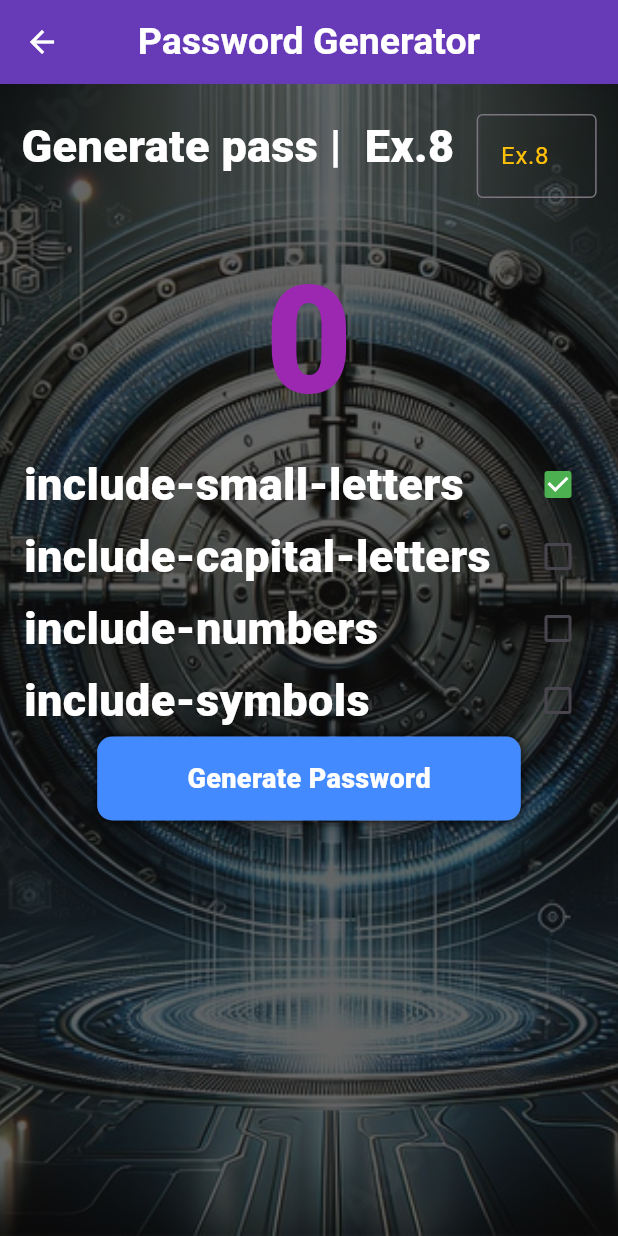
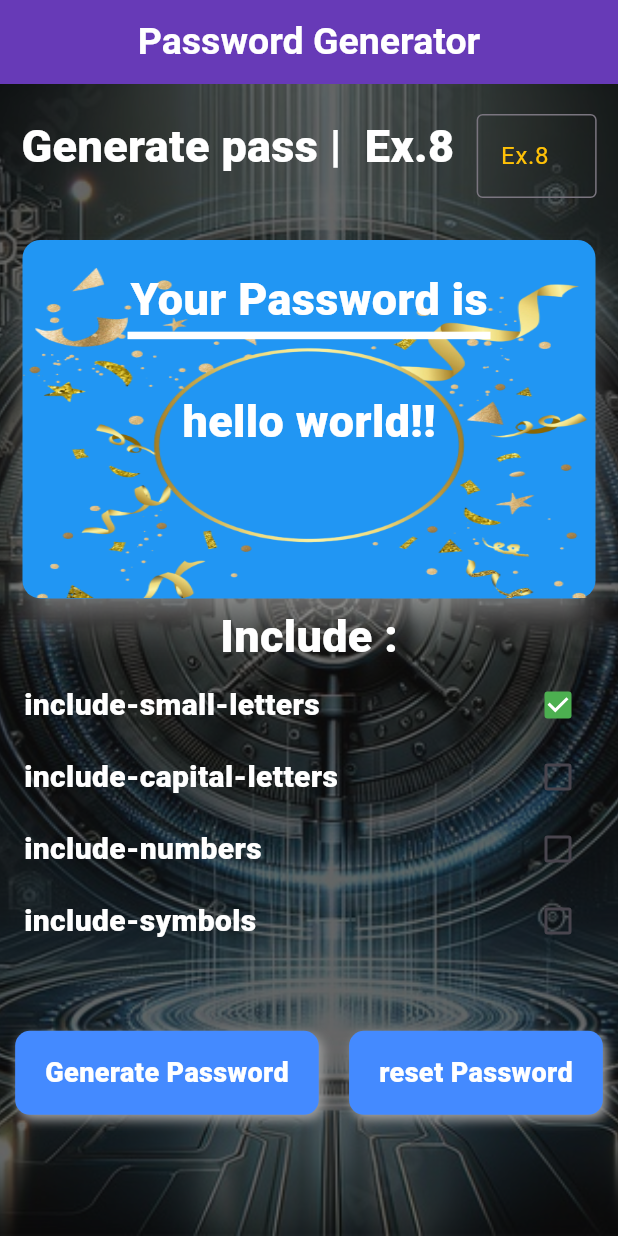
Before and after one commit to GaneshTamang/password_generator_app_flutter, a Flutter app: the PasswordGeneratorPage screen opened directly, on a phone screen of 412 x 824 dp. Run offline on Flutter 3.47's test engine with Material 3 defaults, Android fonts, the phone set to English and light mode, and no system bars.

Commit message:
added password card (#3)

```diff
--- a/lib/k_constants.dart
+++ b/lib/c_constants.dart
@@ -1,13 +1,13 @@
 import 'package:flutter/material.dart';
 
 // ! header text styles
-TextStyle kHeadingTextStyle = TextStyle(
+TextStyle cHeadingTextStyle = TextStyle(
   fontSize: 30,
   fontWeight: FontWeight.w800,
   color: Colors.white,
 );
 // ! input decoration for passwod length
-InputDecoration kTextFieldDecoration = InputDecoration(
+InputDecoration cTextFieldDecoration = InputDecoration(
   border: OutlineInputBorder(
     borderSide: BorderSide(
       color: Colors.white, // Set the border color here
@@ -25,7 +25,7 @@ InputDecoration kTextFieldDecoration = InputDecoration(
     color: Colors.amber, // Label text color
   ),
 );
-InputDecoration kTextFormFieldDecoration = InputDecoration(
+InputDecoration cTextFormFieldDecoration = InputDecoration(
   labelText: 'Enter ID Name',
   hintText: 'abc@xyz.com',
   border: OutlineInputBorder(), // Adds a border around the field
--- a/lib/custom_widgets/check_box_list_for_setting.dart
+++ b/lib/custom_widgets/check_box_list_for_setting.dart
@@ -1,5 +1,5 @@
 import 'package:flutter/material.dart';
-import 'package:password_generator_app/k_constants.dart';
+import 'package:password_generator_app/c_constants.dart';
 import 'package:password_generator_app/providers/form_literals_value.dart';
 import 'package:provider/provider.dart';
 
@@ -12,9 +12,22 @@ class CheckBoxListForSetting extends StatelessWidget {
   Widget build(BuildContext context) {
     // for loop according to map entries and create check box tile
 
-    return Column(
-      children:
-          context.watch<FormLiteralsValues>().getPasswordOptions.entries.map(
+    return SizedBox(
+      height: MediaQuery.of(context).size.height / 1000 * 345,
+      width: MediaQuery.of(context).size.width,
+      child: Column(
+        children: [
+          Text(
+            "Include :",
+            textAlign: TextAlign.left,
+            style: cHeadingTextStyle,
+          ),
+          Column(
+            children: context
+                .watch<FormLiteralsValues>()
+                .getPasswordOptions
+                .entries
+                .map(
               (mapEntry) {
                 return Padding(
                   padding: const EdgeInsets.symmetric(horizontal: 16.0),
@@ -23,7 +36,7 @@ class CheckBoxListForSetting extends StatelessWidget {
                     children: [
                       Text(
                         mapEntry.key,
-                  style: kHeadingTextStyle,
+                        style: cHeadingTextStyle.copyWith(fontSize: 20),
                       ),
                       Checkbox(
                         checkColor: Colors.white,
@@ -32,14 +45,18 @@ class CheckBoxListForSetting extends StatelessWidget {
                         onChanged: (changedValue) {
                           context
                               .read<FormLiteralsValues>()
-                        .changePasswordSetting(mapEntry.key, changedValue!);
+                              .changePasswordSetting(
+                                  mapEntry.key, changedValue!);
                         },
-                )
+                      ),
                     ],
                   ),
                 );
               },
             ).toList(),
+          )
+        ],
+      ),
     );
   }
 }
--- a/lib/custom_widgets/themed_button.dart
+++ b/lib/custom_widgets/themed_button.dart
@@ -20,14 +20,15 @@ class ThemedButoon extends StatelessWidget {
           color: Colors.blueAccent,
           boxShadow: [
             BoxShadow(
-                offset: Offset(0, 0),
+                offset: Offset(2.5, 3),
                 blurRadius: 5,
-                blurStyle: BlurStyle.outer),
+                blurStyle: BlurStyle.normal,
+                color: Colors.grey),
           ],
         ),
         child: Padding(
           padding: const EdgeInsets.symmetric(
-            horizontal: 60,
+            horizontal: 20,
             vertical: 15,
           ),
           child: Text(
--- /dev/null
+++ b/lib/custom_widgets/themed_card_for_pass.dart
@@ -0,0 +1,62 @@
+import 'package:flutter/material.dart';
+import 'package:password_generator_app/c_constants.dart';
+
+class ThemedCardForPass extends StatelessWidget {
+  const ThemedCardForPass({super.key});
+
+  @override
+  Widget build(BuildContext context) {
+    double cardHeight = MediaQuery.of(context).size.height / 1000 * 290;
+    double cardWidth = MediaQuery.of(context).size.width - 30;
+
+    return Card(
+      color: Colors.blue,
+      elevation: 10,
+      shadowColor: Colors.white,
+      child: Stack(
+        children: [
+          Positioned(
+            top: MediaQuery.of(context).size.height / 1000 * 21,
+            child: SizedBox(
+              height: cardHeight,
+              width: cardWidth,
+              child: Image.asset(
+                'images/celebration.png',
+                fit: BoxFit.fill,
+              ),
+            ),
+          ),
+          SizedBox(
+            height: cardHeight,
+            width: cardWidth,
+            child: Column(
+              mainAxisAlignment: MainAxisAlignment.start,
+              children: [
+                SizedBox(
+                  height: MediaQuery.of(context).size.height / 1000 * 22,
+                ),
+                Text(
+                  'Your Password is',
+                  style: cHeadingTextStyle,
+                ),
+                Container(
+                  height: 5,
+                  color: Colors.white,
+                  width: cardWidth - 140,
+                ),
+                SizedBox(
+                  height: MediaQuery.of(context).size.height / 1000 * 40,
+                ),
+                Text(
+                  'hello world!!',
+                  style: cHeadingTextStyle,
+                  // textAlign: TextAlign.center,
+                ),
+              ],
+            ),
+          ),
+        ],
+      ),
+    );
+  }
+}
--- a/lib/custom_widgets/themed_pass_generator_app_body.dart
+++ b/lib/custom_widgets/themed_pass_generator_app_body.dart
@@ -1,8 +1,9 @@
 import 'package:flutter/material.dart';
 import 'package:password_generator_app/custom_widgets/check_box_list_for_setting.dart';
 import 'package:password_generator_app/custom_widgets/themed_button.dart';
+import 'package:password_generator_app/custom_widgets/themed_card_for_pass.dart';
 // import 'package:password_generator_app/screens/second_page.dart';
-import 'package:password_generator_app/k_constants.dart';
+import 'package:password_generator_app/c_constants.dart';
 import 'package:password_generator_app/providers/form_literals_value.dart';
 import 'package:provider/provider.dart';
 
@@ -11,6 +12,7 @@ class ThemedPassGeneratorAppBody extends StatelessWidget {
 
   @override
   Widget build(BuildContext context) {
+    bool value = true;
     return GestureDetector(
       onTap: () {
         FocusScope.of(context).unfocus(); // Dismiss keyboard
@@ -20,6 +22,7 @@ class ThemedPassGeneratorAppBody extends StatelessWidget {
           BackGroundImage(), //stack image background
           SingleChildScrollView(
             child: Column(
+              mainAxisAlignment: MainAxisAlignment.spaceBetween,
               children: [
                 SizedBox(height: 20),
                 Row(
@@ -29,7 +32,7 @@ class ThemedPassGeneratorAppBody extends StatelessWidget {
                     Text(
                       "Generate pass |  Ex.8",
                       textAlign: TextAlign.center,
-                      style: kHeadingTextStyle,
+                      style: cHeadingTextStyle,
                     ),
                     SizedBox(
                       width: 15,
@@ -44,22 +47,37 @@ class ThemedPassGeneratorAppBody extends StatelessWidget {
                               .read<FormLiteralsValues>()
                               .changeValue(typedvalue);
                         },
-                        decoration: kTextFieldDecoration,
+                        decoration: cTextFieldDecoration,
                         style: TextStyle(color: Colors.white),
                       ),
                     )
                   ], //row children
                 ),
-                Text(
-                  '${context.watch<FormLiteralsValues>().getPasswordLength}', //action type watch data for change
-                  style: kHeadingTextStyle.copyWith(
-                    color: Colors.purple,
-                    fontSize: 100,
-                  ),
-                ),
+                // Text(
+                //   '${context.watch<FormLiteralsValues>().getPasswordLength}', //action type watch data for change
+                //   style: cHeadingTextStyle.copyWith(
+                //     color: Colors.purple,
+                //     fontSize: 100,
+                //   ),
+                // ),
+
+                value
+                    ? ThemedCardForPass()
+                    : SizedBox(
+                        height: MediaQuery.of(context).size.height / 1000 * 300,
+                        width: MediaQuery.of(context).size.width - 30,
+                        child: Image.asset('images/write.png'),
+                      ),
                 CheckBoxListForSetting(),
-                ThemedButoon(
-                    buttonName: 'Generate Password', buttonFunction: () {})
+                Row(
+                  mainAxisAlignment: MainAxisAlignment.spaceAround,
+                  children: [
+                    ThemedButoon(
+                        buttonName: 'Generate Password', buttonFunction: () {}),
+                    ThemedButoon(
+                        buttonName: 'reset Password', buttonFunction: () {}),
+                  ],
+                )
               ], //column children for main body
             ),
           ),
--- a/lib/main.dart
+++ b/lib/main.dart
@@ -1,7 +1,8 @@
 import 'package:flutter/material.dart';
 import 'package:password_generator_app/providers/form_literals_value.dart';
+import 'package:password_generator_app/screens/login_page.dart';
+import 'package:password_generator_app/screens/password_generator_page.dart';
 
-import 'package:password_generator_app/screens/login_page.dart';
 import 'package:provider/provider.dart';
 
 void main() {
@@ -38,7 +39,7 @@ class MyApp extends StatelessWidget {
               Colors.white, // Ensures the text/icon color is visible
         ),
       ),
-      home: LoginPage(),
+      home: PasswordGeneratorPage(),
     );
   }
 }
--- a/lib/validator_reg_ex.dart
+++ b/lib/modules/validator_reg_ex.dart
@@ -4,7 +4,7 @@ String? emailValidation(String email) {
   }
   if (!RegExp(r'^[a-zA-Z0-9.%+_-]+@[a-zA-Z0-9.-]+\.[a-zA-Z]{2,}$')
       .hasMatch(email)) {
-    return "invalid email";
+    return "invalid email!! Please Enter Valid Email address";
   }
   return null;
 }
--- /dev/null
+++ b/lib/providers/password_status_provider.dart
@@ -0,0 +1,11 @@
+import 'package:flutter/widgets.dart';
+
+class PasswordStatusProvider with ChangeNotifier {
+  final Map<String, Object> _passwordStatus = {
+    "generated_password ": "",
+    "is_password_generated": false,
+    "is_valid": false,
+    "error": ""
+  };
+  Map<String, Object> get getpasswordStatus => _passwordStatus;
+}
--- a/lib/screens/login_page.dart
+++ b/lib/screens/login_page.dart
@@ -4,7 +4,7 @@ import 'package:flutter/material.dart';
 import 'package:password_generator_app/custom_widgets/themed_text_from_field.dart';
 import 'package:password_generator_app/custom_widgets/themed_button.dart';
 import 'package:password_generator_app/screens/password_generator_page.dart';
-import 'package:password_generator_app/validator_reg_ex.dart';
+import 'package:password_generator_app/modules/validator_reg_ex.dart';
 
 class LoginPage extends StatelessWidget {
   final emailController = TextEditingController();
```
Also changed, not shown: images/celebration.png (added), images/write.png (added), lib/modules/passowd_gen_module.dart (renamed from lib/providers/passowd_gen_module.dart), 1 other file. Lines whose indentation alone changed are shown as unchanged.
